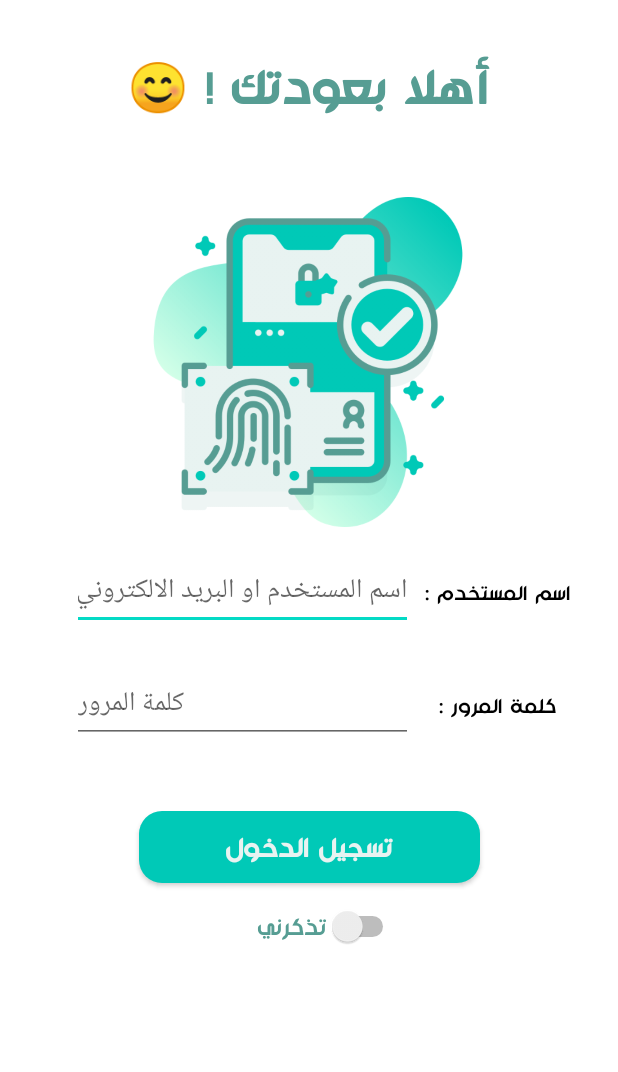
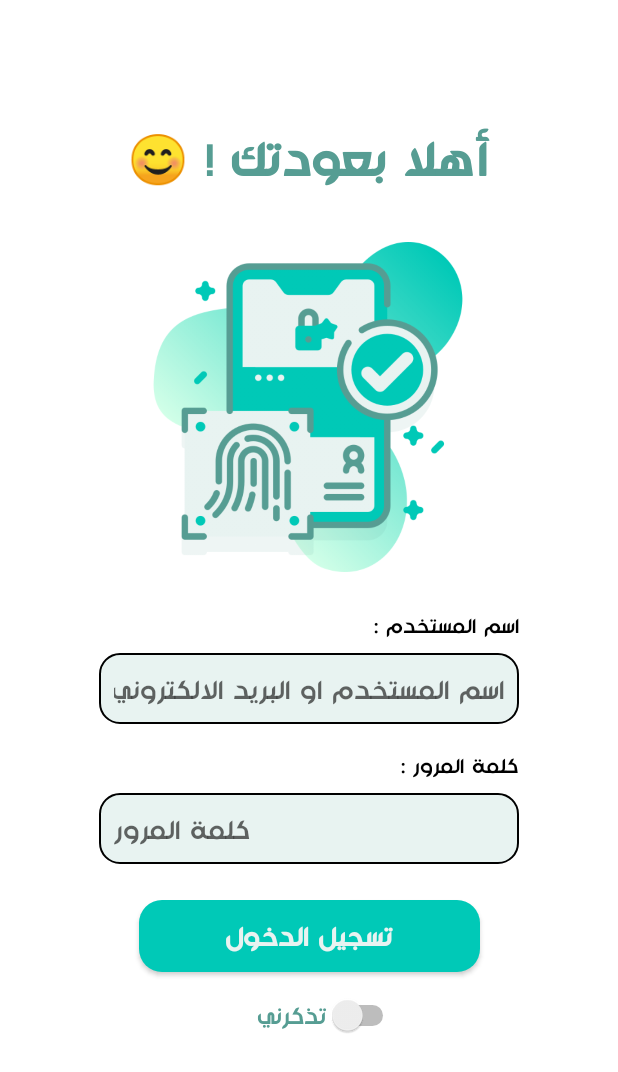
Before and after one commit to AnasATaleeb/PharmacyApp, an Android app: the layout activity_login.xml on its own in the app's theme, with its tools: preview values and no code run, on a phone screen of 412 x 824 dp. Shown: the top 1072 px of the screen. Run offline under Robolectric (Android 15) with nearby library versions, the phone set to English and light mode, and no system bars.

Commit message:
login edit

```diff
--- a/app/src/main/AndroidManifest.xml
+++ b/app/src/main/AndroidManifest.xml
@@ -45,10 +45,10 @@
             android:exported="false" />
         <activity
             android:name=".Activity.MainSign"
-            android:exported="false" />
+            android:exported="true" />
         <activity
             android:name=".Activity.MainActivity"
-            android:exported="true"></activity>
+            android:exported="false"/>
         <activity
             android:name=".Activity.Login"
             android:exported="false" />
@@ -57,7 +57,6 @@
             android:exported="true">
             <intent-filter>
                 <action android:name="android.intent.action.MAIN" />
-
                 <category android:name="android.intent.category.LAUNCHER" />
             </intent-filter>
         </activity>
--- a/app/src/main/java/com/example/pharmacy/Splash/Splash.java
+++ b/app/src/main/java/com/example/pharmacy/Splash/Splash.java
@@ -13,6 +13,7 @@ import androidx.appcompat.app.AppCompatActivity;
 
 import com.example.pharmacy.Activity.MainActivity;
 import com.example.pharmacy.Activity.MainActivityDoctor;
+import com.example.pharmacy.Activity.MainSign;
 import com.example.pharmacy.R;
 
 public class Splash extends AppCompatActivity {
@@ -34,7 +35,7 @@ public class Splash extends AppCompatActivity {
         handler.postDelayed(new Runnable() {
             @Override
             public void run() {
-                Intent intent =  new Intent(Splash.this, MainActivityDoctor.class);
+                Intent intent =  new Intent(Splash.this, MainSign.class);
                 startActivity(intent);
                 finish();
             }
--- a/app/src/main/res/layout/activity_login.xml
+++ b/app/src/main/res/layout/activity_login.xml
@@ -7,58 +7,63 @@
     tools:context=".Activity.Login">
 
     <TextView
+        android:id="@+id/textView30"
+        android:layout_width="wrap_content"
+        android:layout_height="wrap_content"
+        android:layout_marginTop="16dp"
+        android:fontFamily="@font/monadi"
+        android:text="كلمة المرور :"
+        android:textColor="@color/black"
+        app:layout_constraintEnd_toEndOf="@+id/editEmail"
+        app:layout_constraintTop_toBottomOf="@+id/editEmail" />
+
+    <TextView
         android:id="@+id/textView28"
         android:layout_width="wrap_content"
         android:layout_height="wrap_content"
-        android:layout_marginTop="32dp"
-        android:layout_marginEnd="32dp"
+        android:layout_marginTop="24dp"
         android:fontFamily="@font/monadi"
         android:text="اسم المستخدم :"
         android:textColor="@color/black"
-        app:layout_constraintEnd_toEndOf="parent"
-        app:layout_constraintTop_toBottomOf="@+id/imageView11" />
-
-    <TextView
-        android:id="@+id/textView30"
-        android:layout_width="wrap_content"
-        android:layout_height="wrap_content"
-        android:fontFamily="@font/monadi"
-        android:text="كلمة المرور :"
-        android:textColor="@color/black"
-        app:layout_constraintBottom_toBottomOf="@+id/editPassword"
-        app:layout_constraintEnd_toEndOf="@+id/textView28"
-        app:layout_constraintStart_toStartOf="@+id/textView28"
-        app:layout_constraintTop_toTopOf="@+id/editPassword" />
+        app:layout_constraintEnd_toEndOf="@+id/editEmail"
+        app:layout_constraintTop_toBottomOf="@+id/login_img" />
 
     <EditText
         android:id="@+id/editEmail"
-        android:layout_width="227dp"
+        android:layout_width="280dp"
         android:layout_height="wrap_content"
-        android:layout_marginEnd="8dp"
-        android:ems="10"
+        android:layout_marginTop="8dp"
+        android:background="@drawable/cat_bac"
+        android:fontFamily="@font/monadi"
         android:hint="اسم المستخدم او البريد الالكتروني"
         android:inputType="text"
-        app:layout_constraintBottom_toBottomOf="@+id/textView28"
-        app:layout_constraintEnd_toStartOf="@+id/textView28"
-        app:layout_constraintTop_toTopOf="@+id/textView28" />
+        android:padding="10dp"
+        app:layout_constraintEnd_toEndOf="parent"
+        app:layout_constraintStart_toStartOf="parent"
+        app:layout_constraintTop_toBottomOf="@+id/textView28"
+        tools:ignore="TouchTargetSizeCheck" />
 
     <EditText
         android:id="@+id/editPassword"
-        android:layout_width="227dp"
+        android:layout_width="280dp"
         android:layout_height="wrap_content"
-        android:layout_marginTop="24dp"
+        android:layout_marginTop="8dp"
+        android:background="@drawable/cat_bac"
         android:ems="10"
+        android:fontFamily="@font/monadi"
         android:hint="كلمة المرور"
         android:inputType="textPassword"
-        app:layout_constraintEnd_toEndOf="@+id/editEmail"
-        app:layout_constraintStart_toStartOf="@+id/editEmail"
-        app:layout_constraintTop_toBottomOf="@+id/editEmail" />
+        android:padding="10dp"
+        app:layout_constraintEnd_toEndOf="@+id/textView30"
+        app:layout_constraintTop_toBottomOf="@+id/textView30"
+        tools:ignore="TouchTargetSizeCheck" />
 
     <androidx.appcompat.widget.AppCompatButton
         android:id="@+id/btnLogin"
         android:layout_width="227dp"
         android:layout_height="wrap_content"
-        android:layout_marginTop="45dp"
+        android:layout_marginTop="24dp"
+        android:background="@drawable/button_bac"
         android:fontFamily="@font/monadi"
         android:text="تسجيل الدخول"
         android:textColor="@color/whitedark"
@@ -67,7 +72,6 @@
         app:layout_constraintEnd_toEndOf="parent"
         app:layout_constraintStart_toStartOf="parent"
         app:layout_constraintTop_toBottomOf="@+id/editPassword"
-        tools:background="@drawable/button_bac"
         tools:elevation="10dp" />
 
     <Switch
@@ -84,12 +88,12 @@
         app:layout_constraintTop_toBottomOf="@+id/btnLogin" />
 
     <ImageView
-        android:id="@+id/imageView11"
+        android:id="@+id/login_img"
         android:layout_width="220dp"
         android:layout_height="220dp"
-        android:layout_marginTop="50dp"
+        android:layout_marginTop="32dp"
+        android:contentDescription="شعار لتسجيل الدخول"
         android:elevation="10dp"
-        android:contentDescription="شعار لتسجيل الدخول"
         app:layout_constraintEnd_toEndOf="parent"
         app:layout_constraintHorizontal_bias="0.497"
         app:layout_constraintStart_toStartOf="parent"
@@ -100,7 +104,7 @@
         android:id="@+id/login_title"
         android:layout_width="wrap_content"
         android:layout_height="wrap_content"
-        android:layout_marginTop="32dp"
+        android:layout_marginTop="80dp"
         android:fontFamily="@font/monadi"
         android:text="أهلا بعودتك ! 😊"
         android:textColor="@color/green2"
```
Also changed, not shown: app/src/main/java/com/example/pharmacy/Activity/Login.java (+12 -2 lines), app/src/main/java/com/example/pharmacy/Activity/MainSign.java (+28 -0 lines), app/src/main/res/anim/slide_down.xml (+13 -8 lines), app/src/main/res/layout/activity_main_sign.xml (+5 -5 lines).
